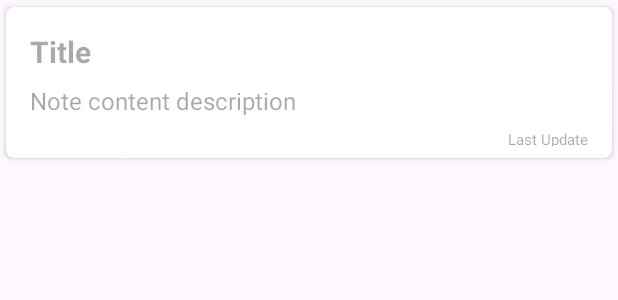
After one commit to sergionaude/CleanArchitectureNotesApp, an Android app: the layout note_item.xml on its own in the app's theme, with its tools: preview values and no code run, on a phone screen of 412 x 824 dp. The commit adds this screen. Shown: the top 300 px of the screen. Run offline under Robolectric (Android 15) with nearby library versions, the phone set to English and light mode, and no system bars.

Commit message:
Populate recyclerview with notes

```diff
--- a/app/src/main/AndroidManifest.xml
+++ b/app/src/main/AndroidManifest.xml
@@ -13,7 +13,7 @@
         android:theme="@style/Theme.CleanArchitectureNotesApp"
         tools:targetApi="31">
         <activity
-            android:name=".MainActivity"
+            android:name=".presentation.ui.MainActivity"
             android:exported="true">
             <intent-filter>
                 <action android:name="android.intent.action.MAIN" />
--- a/app/src/main/java/com/sergionaude/cleanarchitecturenotesapp/MainActivity.kt
+++ b/app/src/main/java/com/sergionaude/cleanarchitecturenotesapp/presentation/ui/MainActivity.kt
@@ -1,7 +1,8 @@
-package com.sergionaude.cleanarchitecturenotesapp
+package com.sergionaude.cleanarchitecturenotesapp.presentation.ui
 
 import android.os.Bundle
 import androidx.appcompat.app.AppCompatActivity
+import com.sergionaude.cleanarchitecturenotesapp.R
 
 class MainActivity : AppCompatActivity() {
     override fun onCreate(savedInstanceState: Bundle?) {
--- a/app/src/main/res/layout/activity_main.xml
+++ b/app/src/main/res/layout/activity_main.xml
@@ -1,10 +1,11 @@
 <?xml version="1.0" encoding="utf-8"?>
-<androidx.constraintlayout.widget.ConstraintLayout xmlns:android="http://schemas.android.com/apk/res/android"
+<androidx.constraintlayout.widget.ConstraintLayout
+    xmlns:android="http://schemas.android.com/apk/res/android"
     xmlns:app="http://schemas.android.com/apk/res-auto"
     xmlns:tools="http://schemas.android.com/tools"
     android:layout_width="match_parent"
     android:layout_height="match_parent"
-    tools:context=".MainActivity">
+    tools:context=".presentation.ui.MainActivity">
 
     <androidx.fragment.app.FragmentContainerView
         android:id="@+id/fragmentContainerView2"
--- a/app/src/main/res/layout/fragment_note.xml
+++ b/app/src/main/res/layout/fragment_note.xml
@@ -6,7 +6,7 @@
     android:layout_width="match_parent"
     android:layout_height="match_parent"
     android:layout_margin="4dp"
-    tools:context=".presentation.NoteFragment">
+    tools:context=".presentation.ui.fragments.NoteFragment">
 
     <com.google.android.material.textfield.TextInputLayout
         android:id="@+id/note_title_layout"
--- /dev/null
+++ b/app/src/main/res/layout/note_item.xml
@@ -0,0 +1,58 @@
+<?xml version="1.0" encoding="utf-8"?>
+<androidx.cardview.widget.CardView
+    xmlns:android="http://schemas.android.com/apk/res/android"
+    xmlns:tools="http://schemas.android.com/tools"
+    xmlns:app="http://schemas.android.com/apk/res-auto"
+    android:layout_width="match_parent"
+    android:orientation="vertical"
+    android:layout_height="@dimen/note_item_layout_height"
+    app:cardCornerRadius="5dp"
+    app:cardElevation="2dp"
+    app:cardUseCompatPadding="true">
+
+    <androidx.constraintlayout.widget.ConstraintLayout
+        android:id="@+id/item_note_layout"
+        android:layout_width="match_parent"
+        android:layout_height="match_parent"
+        android:padding="@dimen/note_item_padding">
+
+        <TextView
+            android:id="@+id/item_note_title"
+            style="@style/Title"
+            android:layout_width="match_parent"
+            android:layout_height="wrap_content"
+            android:layout_margin="8dp"
+            android:hint="@string/note_item_title"
+            app:layout_constraintEnd_toEndOf="parent"
+            app:layout_constraintStart_toStartOf="parent"
+            app:layout_constraintTop_toTopOf="parent" />
+
+        <TextView
+            android:id="@+id/item_note_content"
+            style="@style/Text"
+            android:layout_width="match_parent"
+            android:layout_height="wrap_content"
+            android:layout_margin="8dp"
+            android:hint="@string/note_content_description"
+            android:maxLines="1"
+            android:ellipsize="end"
+            app:layout_constraintEnd_toEndOf="parent"
+            app:layout_constraintStart_toStartOf="parent"
+            app:layout_constraintTop_toBottomOf="@id/item_note_title" />
+
+        <TextView
+            android:id="@+id/item_note_date"
+            style="@style/Detail"
+            android:layout_width="match_parent"
+            android:layout_height="wrap_content"
+            android:layout_margin="8dp"
+            android:hint="@string/note_last_update"
+            android:gravity="end"
+            android:maxLines="1"
+            app:layout_constraintEnd_toEndOf="parent"
+            app:layout_constraintStart_toStartOf="parent"
+            app:layout_constraintTop_toBottomOf="@id/item_note_content" />
+
+    </androidx.constraintlayout.widget.ConstraintLayout>
+
+</androidx.cardview.widget.CardView>
--- a/app/src/main/res/navigation/nav_graph.xml
+++ b/app/src/main/res/navigation/nav_graph.xml
@@ -7,7 +7,7 @@
 
     <fragment
         android:id="@+id/listFragment"
-        android:name="com.sergionaude.cleanarchitecturenotesapp.presentation.ListFragment"
+        android:name="com.sergionaude.cleanarchitecturenotesapp.presentation.ui.fragments.ListFragment"
         android:label="fragment_list"
         tools:layout="@layout/fragment_list" >
         <action
@@ -16,7 +16,7 @@
     </fragment>
     <fragment
         android:id="@+id/noteFragment"
-        android:name="com.sergionaude.cleanarchitecturenotesapp.presentation.NoteFragment"
+        android:name="com.sergionaude.cleanarchitecturenotesapp.presentation.ui.fragments.NoteFragment"
         android:label="fragment_note"
         tools:layout="@layout/fragment_note" >
         <argument
--- /dev/null
+++ b/app/src/main/res/values/dimens.xml
@@ -0,0 +1,6 @@
+<?xml version="1.0" encoding="utf-8"?>
+<resources>
+    <dimen name="note_item_layout_height">110dp</dimen>
+
+    <dimen name="note_item_padding">8dp</dimen>
+</resources>
--- a/app/src/main/res/values/strings.xml
+++ b/app/src/main/res/values/strings.xml
@@ -2,4 +2,7 @@
     <string name="app_name">CleanArchitectureNotesApp</string>
     <!-- TODO: Remove or change this placeholder text -->
     <string name="hello_blank_fragment">Hello blank fragment</string>
+    <string name="note_item_title">Title</string>
+    <string name="note_content_description">Note content description</string>
+    <string name="note_last_update">Last Update</string>
 </resources>
--- a/app/src/main/res/values/themes.xml
+++ b/app/src/main/res/values/themes.xml
@@ -1,8 +1,20 @@
 <resources xmlns:tools="http://schemas.android.com/tools">
     <!-- Base application theme. -->
     <style name="Base.Theme.CleanArchitectureNotesApp" parent="Theme.Material3.DayNight.NoActionBar">
-        <!-- Customize your light theme here. -->
-        <!-- <item name="colorPrimary">@color/my_light_primary</item> -->
+
+    </style>
+
+    <style name="Title">
+        <item name="android:textSize">20sp</item>
+        <item name="android:textStyle">bold</item>
+    </style>
+
+    <style name="Text">
+        <item name="android:textSize">16sp</item>
+    </style>
+
+    <style name="Detail">
+        <item name="android:textSize">10sp</item>
     </style>
 
     <style name="Theme.CleanArchitectureNotesApp" parent="Base.Theme.CleanArchitectureNotesApp" />
```
Also changed, not shown: app/src/main/java/com/sergionaude/cleanarchitecturenotesapp/framework/vm/ListViewModel.kt (added, +39 -0 lines), app/src/main/java/com/sergionaude/cleanarchitecturenotesapp/presentation/ListFragment.kt (deleted, +0 -28 lines), app/src/main/java/com/sergionaude/cleanarchitecturenotesapp/presentation/recycler/NoteListAdapter.kt (added, +34 -0 lines), app/src/main/java/com/sergionaude/cleanarchitecturenotesapp/presentation/recycler/NoteViewHolder.kt (added, +26 -0 lines), app/src/main/java/com/sergionaude/cleanarchitecturenotesapp/presentation/ui/fragments/ListFragment.kt (added, +60 -0 lines), app/src/main/java/com/sergionaude/cleanarchitecturenotesapp/presentation/ui/fragments/NoteFragment.kt (renamed from app/src/main/java/com/sergionaude/cleanarchitecturenotesapp/presentation/NoteFragment.kt, +5 -15 lines), app/src/main/res/layout/fragment_list.xml (+6 -3 lines).
